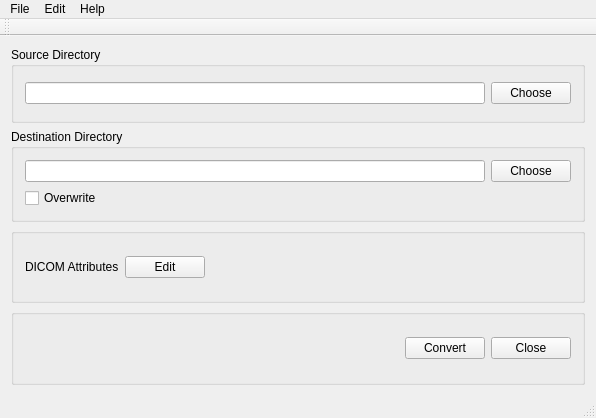
Before: the Qt Designer form ConvertToDicom/mainwindow.ui in TimAllman/ConvertToDicom-Qt, drawn with Qt 5.
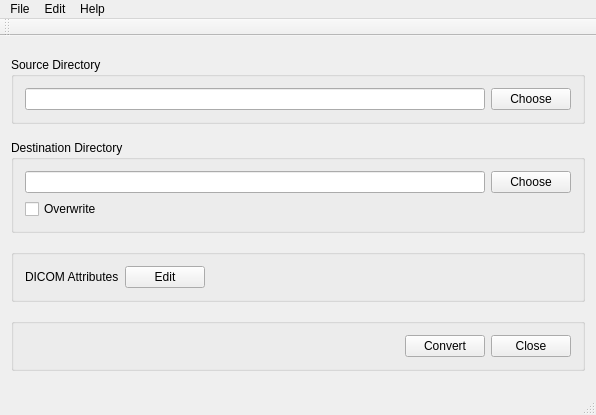
After: the same form once the commit is applied.

Diff of the .ui file:
```diff
--- a/ConvertToDicom/mainwindow.ui
+++ b/ConvertToDicom/mainwindow.ui
@@ -7,7 +7,7 @@
     <x>0</x>
     <y>0</y>
     <width>596</width>
-    <height>418</height>
+    <height>415</height>
    </rect>
   </property>
   <property name="sizePolicy">
@@ -20,11 +20,26 @@
    <string>Convert To DICOM</string>
   </property>
   <widget class="QWidget" name="centralWidget">
+   <property name="sizePolicy">
+    <sizepolicy hsizetype="Preferred" vsizetype="Fixed">
+     <horstretch>0</horstretch>
+     <verstretch>0</verstretch>
+    </sizepolicy>
+   </property>
    <layout class="QVBoxLayout" name="verticalLayout_4">
+    <property name="sizeConstraint">
+     <enum>QLayout::SetMinimumSize</enum>
+    </property>
     <item>
      <layout class="QHBoxLayout" name="horizontalLayout_3">
       <item>
        <widget class="QGroupBox" name="groupBox">
+        <property name="sizePolicy">
+         <sizepolicy hsizetype="Preferred" vsizetype="Fixed">
+          <horstretch>0</horstretch>
+          <verstretch>0</verstretch>
+         </sizepolicy>
+        </property>
         <property name="title">
          <string>Source Directory</string>
         </property>
@@ -64,6 +79,12 @@
     </item>
     <item>
      <widget class="QGroupBox" name="groupBox_2">
+      <property name="sizePolicy">
+       <sizepolicy hsizetype="Preferred" vsizetype="Fixed">
+        <horstretch>0</horstretch>
+        <verstretch>0</verstretch>
+       </sizepolicy>
+      </property>
       <property name="title">
        <string>Destination Directory</string>
       </property>
@@ -108,6 +129,12 @@
     </item>
     <item>
      <widget class="QGroupBox" name="groupBox_3">
+      <property name="sizePolicy">
+       <sizepolicy hsizetype="Preferred" vsizetype="Fixed">
+        <horstretch>0</horstretch>
+        <verstretch>0</verstretch>
+       </sizepolicy>
+      </property>
       <property name="title">
        <string/>
       </property>
@@ -151,6 +178,12 @@
     </item>
     <item>
      <widget class="QGroupBox" name="groupBox_4">
+      <property name="sizePolicy">
+       <sizepolicy hsizetype="Preferred" vsizetype="Fixed">
+        <horstretch>0</horstretch>
+        <verstretch>0</verstretch>
+       </sizepolicy>
+      </property>
       <property name="title">
        <string/>
       </property>
```
